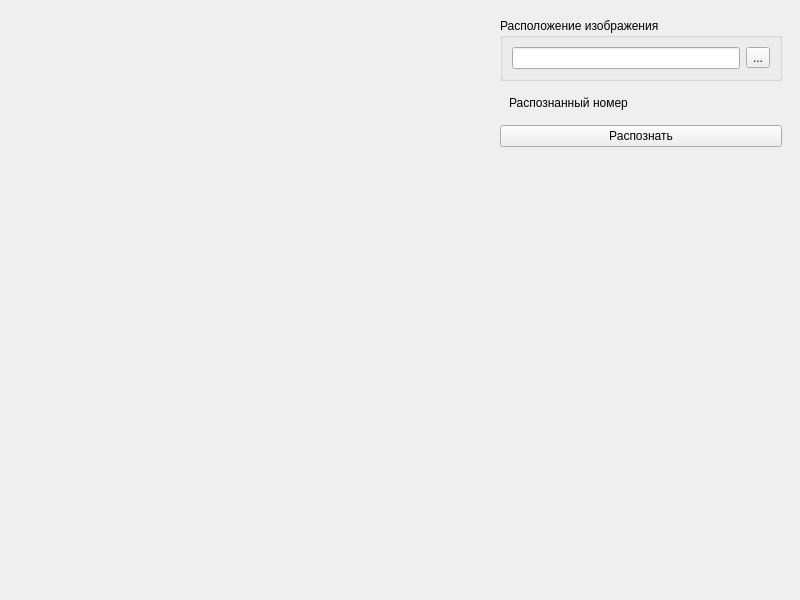
Before: the Qt Designer form src/carnum/ui/main_window.ui in baltikaa9/carnum, drawn with Qt 5.
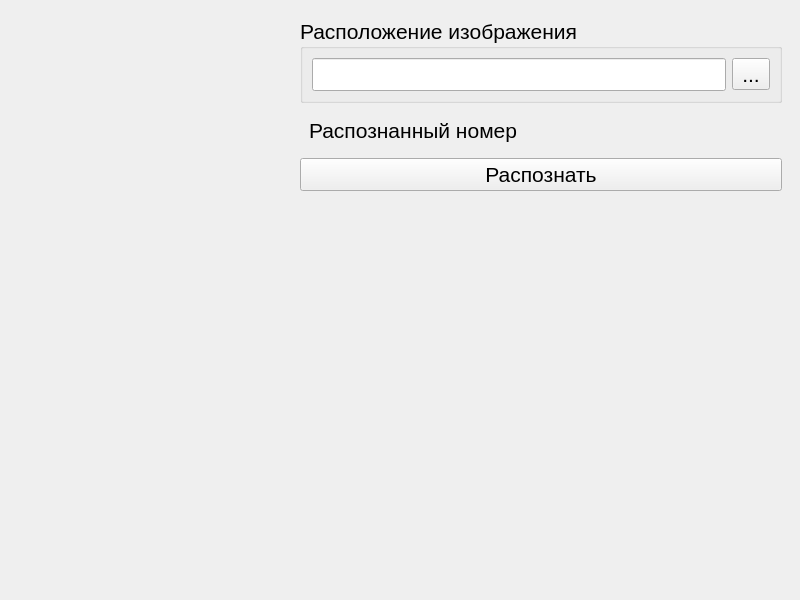
After: the same form once the commit is applied.

Commit message: Подправил GUI

The edit to the form file:
```diff
--- a/src/carnum/ui/main_window.ui
+++ b/src/carnum/ui/main_window.ui
@@ -22,13 +22,18 @@
      <widget class="QWidget" name="control_widget" native="true">
       <property name="maximumSize">
        <size>
-        <width>300</width>
+        <width>500</width>
         <height>16777215</height>
        </size>
       </property>
       <layout class="QVBoxLayout" name="verticalLayout">
        <item>
         <widget class="QGroupBox" name="groupBox">
+         <property name="font">
+          <font>
+           <pointsize>16</pointsize>
+          </font>
+         </property>
          <property name="title">
           <string>Расположение изображения</string>
          </property>
@@ -51,6 +56,11 @@
          <layout class="QHBoxLayout" name="horizontalLayout_5">
           <item>
            <widget class="QLabel" name="label">
+            <property name="font">
+             <font>
+              <pointsize>16</pointsize>
+             </font>
+            </property>
             <property name="text">
              <string>Распознанный номер</string>
             </property>
@@ -60,6 +70,7 @@
            <widget class="QLabel" name="output_number">
             <property name="font">
              <font>
+              <pointsize>16</pointsize>
               <bold>true</bold>
              </font>
             </property>
@@ -82,6 +93,11 @@
        </item>
        <item>
         <widget class="QPushButton" name="pushButton">
+         <property name="font">
+          <font>
+           <pointsize>16</pointsize>
+          </font>
+         </property>
          <property name="text">
           <string>Распознать</string>
          </property>
```
The commit also changes 2 other files.
